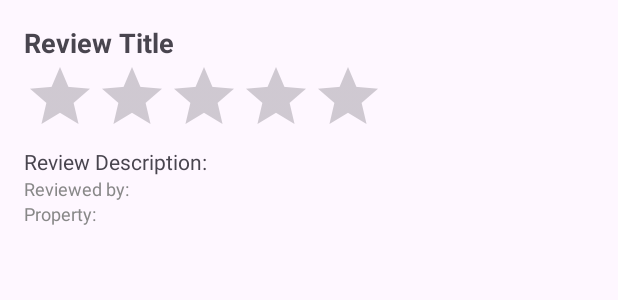
After one commit to Javiebear/EternalSlumber, an Android app: the layout review_item.xml on its own in the app's theme, with its tools: preview values and no code run, on a phone screen of 412 x 824 dp. The commit adds this screen. Shown: the top 300 px of the screen. Run offline under Robolectric (Android 15) with nearby library versions, the phone set to English and light mode, and no system bars; Roboto replaces fonts that are not available here.

Commit message:
added review data class

```diff
--- a/app/src/main/java/com/example/eternalslumber/EternalSlumberDatabaseHelper.kt
+++ b/app/src/main/java/com/example/eternalslumber/EternalSlumberDatabaseHelper.kt
@@ -14,7 +14,7 @@ class EternalSlumberDatabaseHelper(private val context: Context) : SQLiteOpenHel
 
     companion object{
         private const val DATABASE_NAME = "eternalslumber.db"
-        private const val DATABASE_VERSION = 3
+        private const val DATABASE_VERSION = 2
         private const val TABLE_NAME = "properties"
         private const val COLUMN_ID = "id"
         private const val COLUMN_TITLE = "title"
@@ -42,7 +42,7 @@ class EternalSlumberDatabaseHelper(private val context: Context) : SQLiteOpenHel
         val createUserTableQuery = "CREATE TABLE users (id INTEGER PRIMARY KEY AUTOINCREMENT, username TEXT UNIQUE, password TEXT)"
 
         // reviews table
-        val createReviewsTableQuery = "CREATE TABLE reviews (review_id INTEGER PRIMARY KEY AUTOINCREMENT,title TEXT,rating INTEGER CHECK(rating >= 1 AND rating <= 5), -- Ensures rating is between 1 and 5description TEXT,user_id INTEGER, -- Foreign key referring to users tableproperty_id INTEGER, -- Foreign key referring to properties tableFOREIGN KEY(user_id) REFERENCES users(id),FOREIGN KEY(property_id) REFERENCES properties(id))"
+        val createReviewsTableQuery = "CREATE TABLE reviews (review_id INTEGER PRIMARY KEY AUTOINCREMENT,title TEXT,rating INTEGER CHECK(rating >= 1 AND rating <= 5), description TEXT,user_id INTEGER, property_id INTEGER, FOREIGN KEY(user_id) REFERENCES users(id),FOREIGN KEY(property_id) REFERENCES properties(id))"
 
         db?.execSQL(createTableQuery)
         db?.execSQL(createUserTableQuery)
@@ -92,6 +92,7 @@ class EternalSlumberDatabaseHelper(private val context: Context) : SQLiteOpenHel
             }
             inputStream.close() // Close the input stream
         } catch (e: Exception) {
+            Log.e("DatabaseHelper", "Error inserting properties from file: ${e.message}")
         }
     }
 
--- a/app/src/main/java/com/example/eternalslumber/PropertyAdapter.kt
+++ b/app/src/main/java/com/example/eternalslumber/PropertyAdapter.kt
@@ -12,7 +12,6 @@ import android.widget.ImageView
 class PropertyAdapter(
     private var propertyList: List<Property>,
     private val context: Context,
-
 ) : RecyclerView.Adapter<PropertyAdapter.PropertyViewHolder>(){
 
     // assigning all the values of the Property data object
--- /dev/null
+++ b/app/src/main/res/layout/review_item.xml
@@ -0,0 +1,45 @@
+<?xml version="1.0" encoding="utf-8"?>
+<LinearLayout xmlns:android="http://schemas.android.com/apk/res/android"
+    android:layout_width="match_parent"
+    android:layout_height="wrap_content"
+    android:orientation="vertical"
+    android:padding="16dp">
+
+    <TextView
+        android:id="@+id/reviewTitleTextView"
+        android:layout_width="wrap_content"
+        android:layout_height="wrap_content"
+        android:text="Review Title"
+        android:textSize="18sp"
+        android:textStyle="bold"/>
+
+    <RatingBar
+        android:id="@+id/ratingTextView"
+        android:layout_width="wrap_content"
+        android:layout_height="wrap_content"
+        android:numStars="5"
+        android:stepSize="0.5"/>
+
+    <TextView
+        android:id="@+id/reviewDescriptionTextView"
+        android:layout_width="wrap_content"
+        android:layout_height="wrap_content"
+        android:text="Review Description: "
+        android:textSize="14sp"/>
+
+    <TextView
+        android:id="@+id/userIdTextView"
+        android:layout_width="wrap_content"
+        android:layout_height="wrap_content"
+        android:text="Reviewed by: "
+        android:textSize="12sp"
+        android:textColor="#888"/>
+
+    <TextView
+        android:id="@+id/propertyIdTextView"
+        android:layout_width="wrap_content"
+        android:layout_height="wrap_content"
+        android:text="Property: "
+        android:textSize="12sp"
+        android:textColor="#888"/>
+</LinearLayout>
```
Also changed, not shown: app/src/main/java/com/example/eternalslumber/Review.kt (added, +10 -0 lines), app/src/main/java/com/example/eternalslumber/ReviewAdapter.kt (added, +54 -0 lines).
